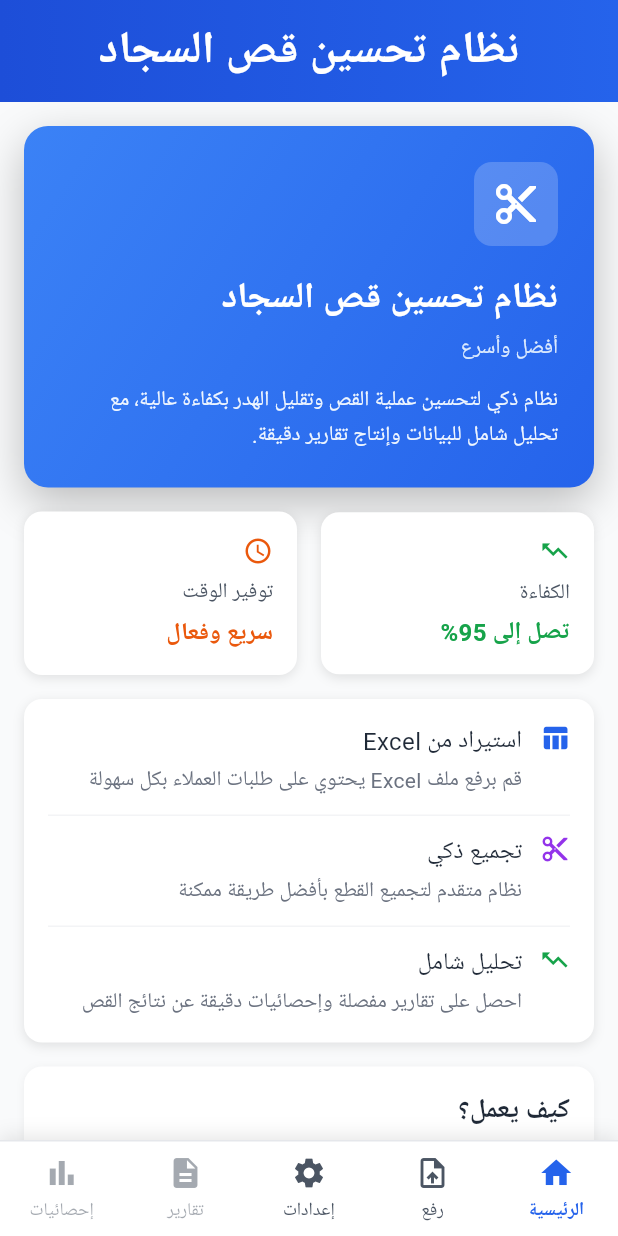
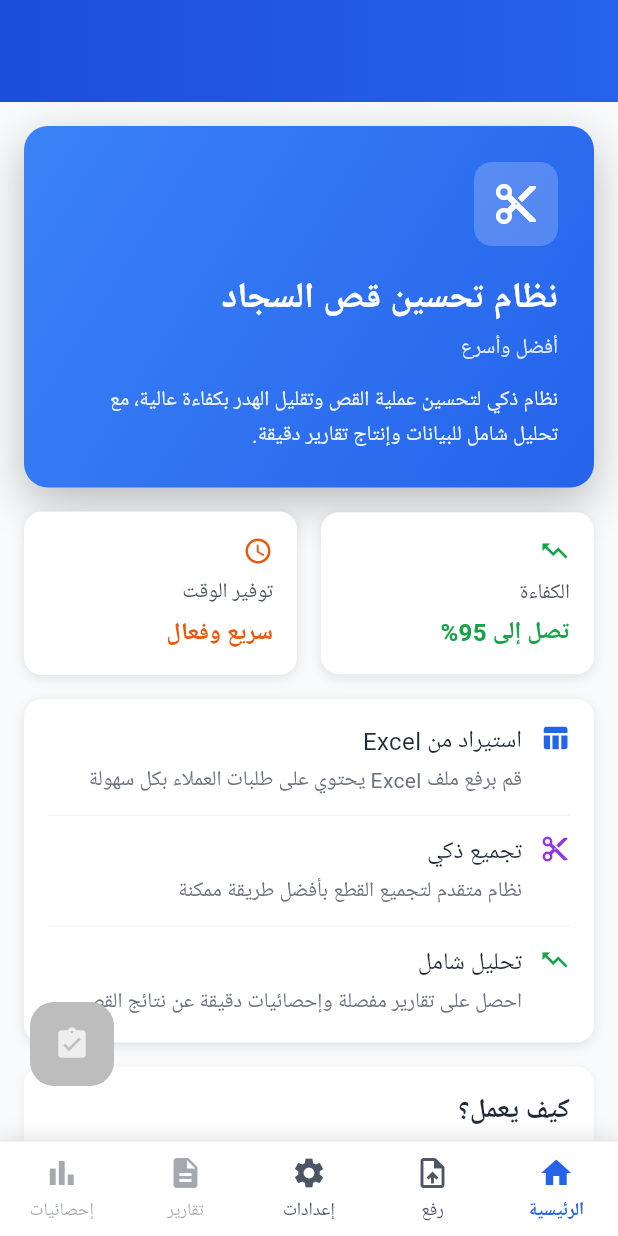
Before and after one commit to assem2023-habib/Cut-Optimizer_mobile_app, a Flutter app: the screen it shows after launch, on a phone screen of 412 x 824 dp. Run offline on Flutter 3.47's test engine with Material 3 defaults, Android fonts, the phone set to English and light mode, and no system bars; our stand-ins replace file_picker, fl_chart, google_fonts, open_file, share_plus, shared_preferences; missing offline and left inert: excel, syncfusion_flutter_xlsio, universal_html; Roboto replaces fonts that are missing (Cairo).

Commit message:
make a floatingNavigationBar for show result

```diff
--- a/lib/main.dart
+++ b/lib/main.dart
@@ -39,7 +39,7 @@ class MyApp extends StatelessWidget {
   Widget build(BuildContext context) {
     return AppStateWrapper(
       child: MaterialApp(
-        title: '',
+        title: 'D',
         debugShowCheckedModeBanner: false,
 
         // استخدام الثيم الجديد مع خط Cairo
--- a/lib/shared/layout/app_header.dart
+++ b/lib/shared/layout/app_header.dart
@@ -18,7 +18,7 @@ class AppHeader extends StatelessWidget {
         bottom: false, // نحتاج SafeArea فقط للأعلى
         child: Center(
           child: Text(
-            'نظام تحسين قص السجاد',
+            '',
             style: TextStyle(
               color: AppColors.white,
               fontSize: AppDimensions.headerFontSize,
--- a/lib/shared/layout/main_layout.dart
+++ b/lib/shared/layout/main_layout.dart
@@ -4,6 +4,7 @@ import '../../core/constants/app_dimensions.dart';
 import '../../core/state/app_state_provider.dart';
 import 'app_header.dart';
 import 'bottom_nav_bar.dart';
+import '../widgets/results_floating_button.dart';
 
 /// البنية الرئيسية للتطبيق (Main Layout)
 /// يحتوي على: Header (ثابت) + Content (ديناميكي) + Bottom Navigation (ثابت)
@@ -70,6 +71,15 @@ class MainLayout extends StatelessWidget {
                   originalGroups: appState.originalGroups,
                 ),
               ),
+
+            // ========== Floating Action Button ==========
+            // يظهر في جميع الشاشات ما عدا النتائج والمعالجة
+            if (currentPage != 'results' && currentPage != 'processing')
+              const Positioned(
+                bottom: 100, // ارتفاع الناف بار + مسافة
+                left: 20,
+                child: ResultsFloatingButton(),
+              ),
           ],
         ),
       ),
--- /dev/null
+++ b/lib/shared/widgets/results_floating_button.dart
@@ -0,0 +1,62 @@
+import 'package:cut_optimizer_mobile/core/enums.dart';
+import 'package:flutter/material.dart';
+import '../../core/state/app_state_provider.dart';
+import '../../features/results/screens/results_screen.dart';
+import '../../models/config.dart';
+
+class ResultsFloatingButton extends StatelessWidget {
+  const ResultsFloatingButton({super.key});
+
+  @override
+  Widget build(BuildContext context) {
+    final appState = AppStateProvider.of(context);
+    final hasData = appState.hasProcessedData;
+
+    return FloatingActionButton(
+      onPressed: hasData
+          ? () {
+              // إنشاء كائن Config مؤقت من القيم المخزنة في الحالة
+              // لأن ResultsScreen لا تزال تتطلب Config
+              final tempConfig = Config(
+                minWidth: appState.minWidth ?? 0,
+                maxWidth: appState.maxWidth ?? 0,
+                toleranceLength: appState.tolerance ?? 0,
+                maxPartner: 2, // قيمة افتراضية
+                startWithLargest: true, // قيمة افتراضية
+                allowSplitRows: false, // قيمة افتراضية
+                theme: 'light', // قيمة افتراضية
+                backgroundImage: '', // قيمة افتراضية
+                backgroundType: BackgroundType.gradient, // قيمة افتراضية
+                machineSizes: [], // قيمة افتراضية
+                selectedMode: GroupingMode.allCombinations, // قيمة افتراضية
+                selectedSortType: SortType.sortByQuantity, // قيمة افتراضية
+                measurementUnit: MeasurementUnit.cm, // قيمة افتراضية
+              );
+
+              Navigator.push(
+                context,
+                MaterialPageRoute(
+                  builder: (context) => ResultsScreen(
+                    groups: appState.groups!,
+                    remaining: appState.remaining!,
+                    originalGroups: appState.originalGroups,
+                    suggestedGroups: appState.suggestedGroups,
+                    outputFilePath: appState.outputFilePath ?? '',
+                    minWidth: appState.minWidth ?? 0,
+                    maxWidth: appState.maxWidth ?? 0,
+                    tolerance: appState.tolerance ?? 0,
+                    config: tempConfig,
+                  ),
+                ),
+              );
+            }
+          : null, // تعطيل الزر إذا لم تكن هناك بيانات
+      backgroundColor: hasData ? const Color(0xFF16A34A) : Colors.grey[400],
+      elevation: hasData ? 6 : 0,
+      child: Icon(
+        Icons.assignment_turned_in,
+        color: hasData ? Colors.white : Colors.grey[200],
+      ),
+    );
+  }
+}
```
